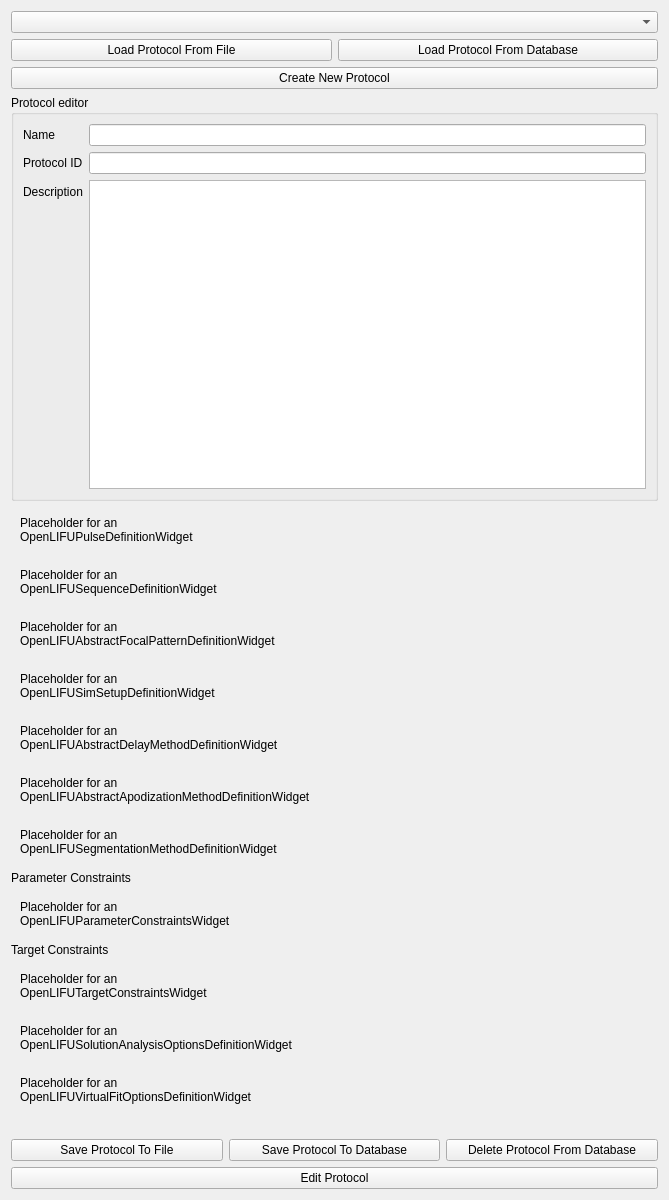
The window that OpenLIFUProtocolConfig/Resources/UI/OpenLIFUProtocolConfig.ui (OpenwaterHealth/SlicerOpenLIFU) describes before a commit, drawn with Qt 5.
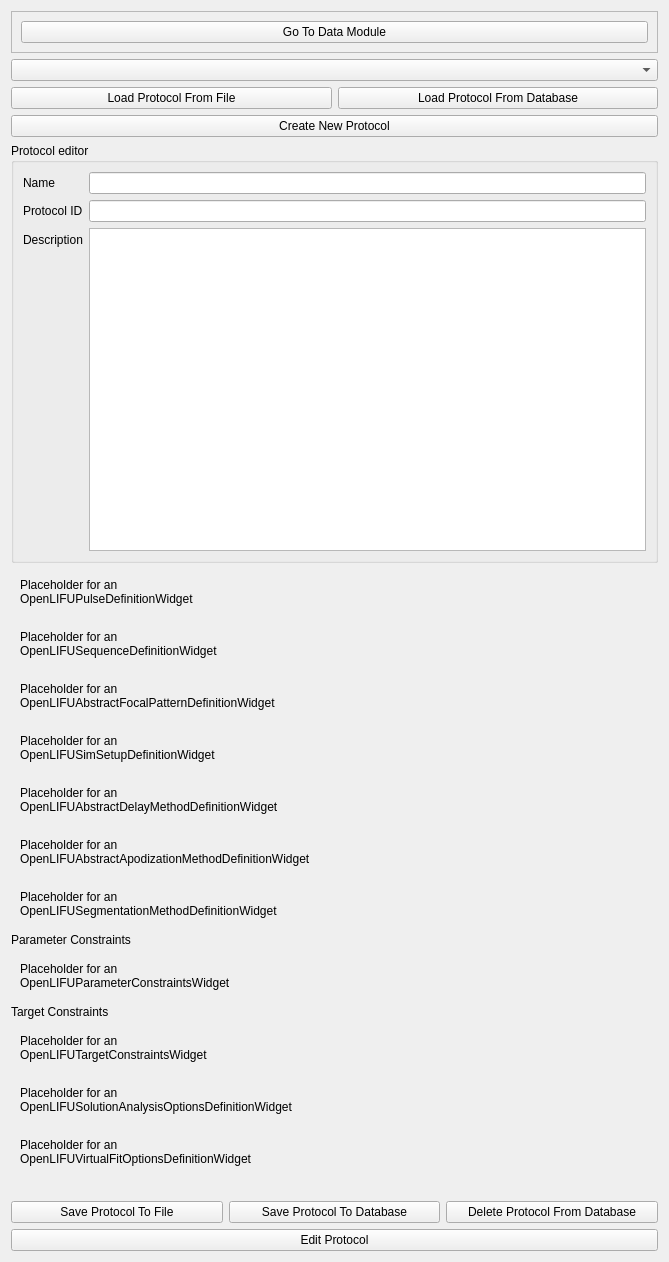
The same window after the commit. Custom widgets are drawn as their Qt base class.

Commit message: Add buttons to go between data and protocol config (#245)

```diff
--- a/OpenLIFUProtocolConfig/Resources/UI/OpenLIFUProtocolConfig.ui
+++ b/OpenLIFUProtocolConfig/Resources/UI/OpenLIFUProtocolConfig.ui
@@ -7,10 +7,29 @@
     <x>0</x>
     <y>0</y>
     <width>669</width>
-    <height>1200</height>
+    <height>1262</height>
    </rect>
   </property>
   <layout class="QVBoxLayout" name="protocolConfigLayout">
+   <item>
+    <widget class="QFrame" name="goToDataModulePushButtonFrame">
+     <property name="frameShape">
+      <enum>QFrame::StyledPanel</enum>
+     </property>
+     <property name="frameShadow">
+      <enum>QFrame::Raised</enum>
+     </property>
+     <layout class="QVBoxLayout" name="verticalLayout_11">
+      <item>
+       <widget class="QPushButton" name="goToDataModulePushButton">
+        <property name="text">
+         <string>Go To Data Module</string>
+        </property>
+       </widget>
+      </item>
+     </layout>
+    </widget>
+   </item>
    <item>
     <widget class="ctkComboBox" name="protocolSelector"/>
    </item>
```
The commit also changes 3 other files.
